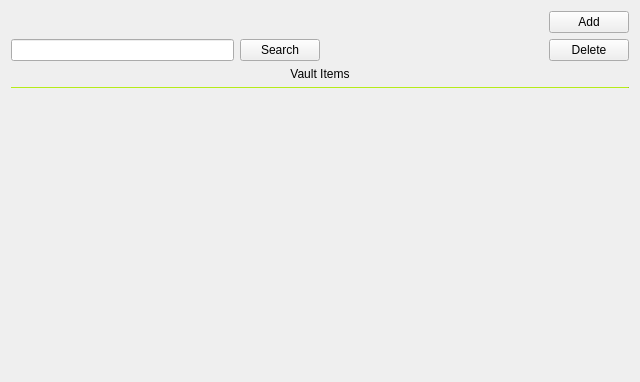
This is designs/xml/vault_tab.ui in daniel-deru/WorkMate-3.0 as Qt 5 draws it before an edit. The edited form follows.
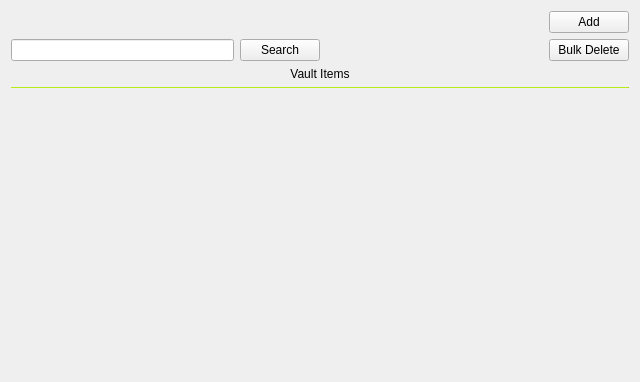
This is the edited form.

```diff
--- a/designs/xml/vault_tab.ui
+++ b/designs/xml/vault_tab.ui
@@ -84,7 +84,7 @@
         <cursorShape>PointingHandCursor</cursorShape>
        </property>
        <property name="text">
-        <string>Delete</string>
+        <string>Bulk Delete</string>
        </property>
       </widget>
      </item>
```
